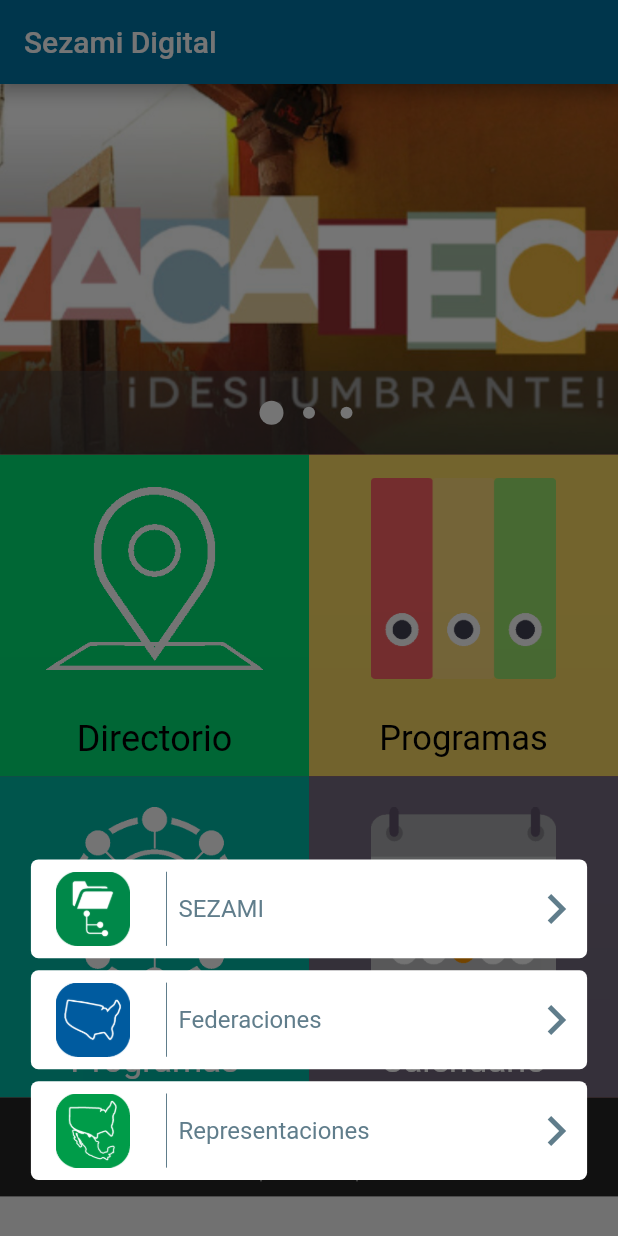
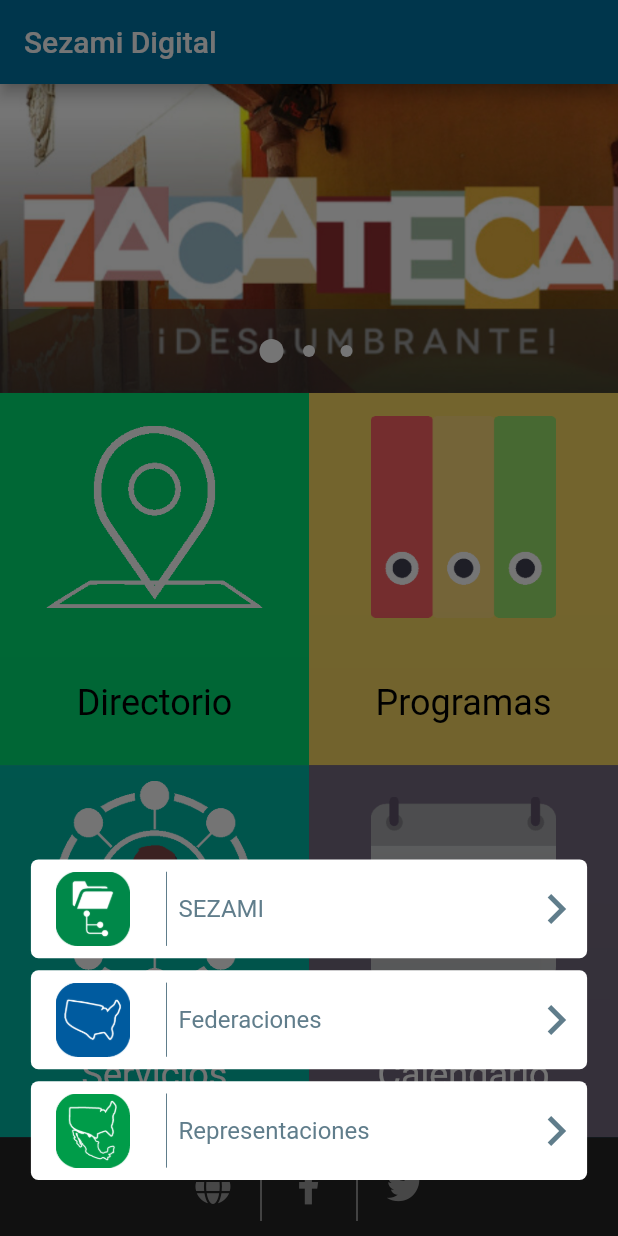
Before and after one commit to daniort/sezamiapp, a Flutter app: the screen it shows after launch, after a tap on "Directorio", on a phone screen of 412 x 824 dp. Run offline on Flutter 3.47's test engine with Material 2 defaults, Android fonts, the phone set to English and light mode, and no system bars; drawn by our look-alikes of carousel_pro; our stand-ins replace font_awesome_flutter, google_fonts, table_calendar.

Commit message:
stylo home, con submenus responsivos

```diff
--- a/lib/Widgets/widgets_home/botones_wig.dart
+++ b/lib/Widgets/widgets_home/botones_wig.dart
@@ -1,6 +1,7 @@
 import 'package:carousel_pro/carousel_pro.dart';
 import 'package:flutter/material.dart';
 import 'package:font_awesome_flutter/font_awesome_flutter.dart';
+import 'package:sezamiapp/Widgets/calendario_wid.dart';
 import 'package:sezamiapp/Widgets/widget_directorio/directorio_wid.dart';
 
 class MisBotonesHome extends StatelessWidget {
@@ -11,10 +12,10 @@ class MisBotonesHome extends StatelessWidget {
 
     return new Column(
       children: <Widget>[
-        new Row(
+        new Expanded(
+          child: Row(
             children: <Widget>[
-            new Padding(
-              padding: EdgeInsets.all((queryData.size.width) * 0.0),
+              new Expanded(
                 child: InkWell(
                   onTap: () => {
                     showModalBottomSheet(
@@ -28,32 +29,20 @@ class MisBotonesHome extends StatelessWidget {
                         }),
                   },
                   child: Container(
-                  width: (queryData.size.width) * 0.5,
-                  height: (queryData.size.height) * 0.26,
-                  decoration: BoxDecoration(
                     color: Color(0xFF00e074),
-                    //color: Color(0xFFf2f2f2),
-                    borderRadius: BorderRadius.circular(0.0),
-                  ),
                     child: Column(
                       children: <Widget>[
-                      new Center(
+                        Expanded(
+                          flex: 2,
                           child: Container(
                             width: (queryData.size.width) * 0.35,
-                          height: (queryData.size.height) * 0.20,
-                          decoration: BoxDecoration(
-                            borderRadius: BorderRadius.circular(30.0),
-                            //color: Colors.red,
-                          ),
+                            //color: Colors.purple,
                             child: Image.asset('images/icons/icodire.png'),
                           ),
                         ),
-                      new Container(
-                        width: (queryData.size.width) * 0.45,
-                        height: (queryData.size.height) * 0.06,
-                        decoration: BoxDecoration(
-                            //color: Color(0xfff2f2f2),
-                            ),
+                        Expanded(
+                          flex: 1,
+                          child: new Container(
                             child: new Center(
                               child: Container(
                                 child: Text(
@@ -65,18 +54,18 @@ class MisBotonesHome extends StatelessWidget {
                                 ),
                               ),
                             ),
+                          ),
                         )
                       ],
                     ),
                   ),
                 ),
               ),
-            new Padding(
-              padding: EdgeInsets.all((queryData.size.width) * 0.0),
+              new Expanded(
                 child: InkWell(
                   onTap: () => {
                     showModalBottomSheet(
-                      //elevation: (queryData.size.height) * .2,
+                        elevation: (queryData.size.height) * 0.8,
                         backgroundColor: Color.fromRGBO(0, 0, 0, 0),
                         //shape:
                         context: context,
@@ -86,38 +75,26 @@ class MisBotonesHome extends StatelessWidget {
                         }),
                   },
                   child: Container(
-                  width: (queryData.size.width) * 0.5,
-                  height: (queryData.size.height) * 0.26,
                     color: Color(0xFFfadb63),
                     child: Column(
                       children: <Widget>[
-                      Center(
+                        Expanded(
+                          flex: 2,
                           child: Container(
                             width: (queryData.size.width) * 0.30,
-                          height: (queryData.size.height) * 0.20,
-                          //height: 60.0,
-                          decoration: BoxDecoration(
-                            //color: Color(0xFFfff344f),
-                            borderRadius: BorderRadius.circular(30.0),
-                          ),
                             child: Image.asset('images/icons/icoprog.png'),
                           ),
                         ),
-                      Center(
-                        child: Container(
-                          width: (queryData.size.width) * 0.45,
-                          height: (queryData.size.height) * 0.06,
-                          decoration: BoxDecoration(
-                            //color: Color(0xFF006fa5),
-                            borderRadius: BorderRadius.circular(30.0),
-                          ),
+                        Expanded(
+                          flex: 1,
+                          child: new Container(
                             child: new Center(
                               child: Container(
                                 child: Text(
                                   'Programas',
                                   style: TextStyle(
+                                    fontSize: 24.0,
                                     color: Colors.black,
-                                  fontSize: 23.0,
                                   ),
                                 ),
                               ),
@@ -131,16 +108,17 @@ class MisBotonesHome extends StatelessWidget {
               ),
             ],
           ),
-        new Row(
+        ),
+        new Expanded(
+          child: Row(
             children: <Widget>[
-            new Padding(
-              padding: EdgeInsets.all((queryData.size.width) * 0.0),
+              new Expanded(
                 child: InkWell(
                   onTap: () => {
                     showModalBottomSheet(
                         elevation: (queryData.size.height) * 0.8,
-                      //backgroundColor: Colors.blueGrey,
                         backgroundColor: Color.fromRGBO(0, 0, 0, 0),
+                        //shape:
                         context: context,
                         isScrollControlled: true,
                         builder: (context) {
@@ -148,37 +126,27 @@ class MisBotonesHome extends StatelessWidget {
                         }),
                   },
                   child: Container(
-                  width: (queryData.size.width) * 0.5,
-                  height: (queryData.size.height) * 0.26,
                     color: Color(0xFF00bba8),
                     child: Column(
                       children: <Widget>[
-                      Center(
+                        Expanded(
+                          flex: 2,
                           child: Container(
-                          width: (queryData.size.width) * 0.30,
-                          height: (queryData.size.height) * 0.20,
-                          decoration: BoxDecoration(
-                            //color: Color(0xFFfff344f),
-                            borderRadius: BorderRadius.circular(30.0),
-                          ),
+                            width: (queryData.size.width) * 0.35,
+                            //color: Colors.purple,
                             child: Image.asset('images/icons/icosev.png'),
                           ),
                         ),
-                      Center(
-                        child: Container(
-                          width: (queryData.size.width) * 0.45,
-                          height: (queryData.size.height) * 0.06,
-                          decoration: BoxDecoration(
-                            //color: Color(0xFF006fa5),
-                            borderRadius: BorderRadius.circular(30.0),
-                          ),
+                        Expanded(
+                          flex: 1,
+                          child: new Container(
                             child: new Center(
                               child: Container(
                                 child: Text(
-                                'Programas',
+                                  'Servicios',
                                   style: TextStyle(
+                                    fontSize: 24.0,
                                     color: Colors.white,
-                                  fontSize: 23.0,
                                   ),
                                 ),
                               ),
@@ -190,41 +158,40 @@ class MisBotonesHome extends StatelessWidget {
                   ),
                 ),
               ),
-            new Padding(
-              padding: EdgeInsets.all((queryData.size.width) * 0.0),
+              new Expanded(
                 child: InkWell(
+                  onTap: () => {
+                    showModalBottomSheet(
+                        elevation: (queryData.size.height) * 0.8,
+                        backgroundColor: Color.fromRGBO(0, 0, 0, 0),
+                        //shape:
+                        context: context,
+                        isScrollControlled: true,
+                        builder: (context) {
+                          return Calendario();
+                        }),
+                  },
                   child: Container(
-                  width: (queryData.size.width) * 0.5,
-                  height: (queryData.size.height) * 0.26,
                     color: Color(0xFF766a80),
                     child: Column(
                       children: <Widget>[
-                      Center(
+                        Expanded(
+                          flex: 2,
                           child: Container(
                             width: (queryData.size.width) * 0.30,
-                          height: (queryData.size.height) * 0.20,
-                          decoration: BoxDecoration(
-                            //color: Color(0xFFfff344f),
-                            borderRadius: BorderRadius.circular(30.0),
-                          ),
                                 child: Image.asset('images/icons/icocal.png'),
                           ),
                         ),
-                      Center(
-                        child: Container(
-                          width: (queryData.size.width) * 0.45,
-                          height: (queryData.size.height) * 0.06,
-                          decoration: BoxDecoration(
-                            //color: Color(0xFF006fa5),
-                            borderRadius: BorderRadius.circular(30.0),
-                          ),
+                        Expanded(
+                          flex: 1,
+                          child: new Container(
                             child: new Center(
                               child: Container(
                                 child: Text(
                                   'Calendario',
                                   style: TextStyle(
+                                    fontSize: 24.0,
                                     color: Colors.white,
-                                  fontSize: 23.0,
                                   ),
                                 ),
                               ),
@@ -237,6 +204,7 @@ class MisBotonesHome extends StatelessWidget {
                 ),
               ),
             ],
+          ),
         ),
       ],
     );
--- a/lib/main.dart
+++ b/lib/main.dart
@@ -34,38 +34,31 @@ class MyHome extends StatelessWidget {
       appBar: AppBar(
         title: Text('Sezami Digital'),
       ),
-      body: new Stack(
+       body: Center(
+       child: Column(
         children: <Widget>[
-          new Padding(
-            padding: EdgeInsets.only(top: 0.0),
-            child: new Container(
-              height: ((MediaQuery.of(context).size.height) * .3),
+          Container(
+            color: Colors.blue,
+             height: ((MediaQuery.of(context).size.height) * .25),
               width: MediaQuery.of(context).size.width,
               child: MiBanner(),
-            ),
           ),
-          new Padding(
-            padding: EdgeInsets.only(
-                top: ((MediaQuery.of(context).size.height) * .30)),
-            child: new Container(
-              color: Colors.red,
-              height: ((MediaQuery.of(context).size.height) * .52),
+          Expanded(
+            child: Container(
+              color: Colors.amber,
               width: MediaQuery.of(context).size.width,
               child: MisBotonesHome(),
             ),
           ),
-          new Padding(
-            padding: EdgeInsets.only(
-                top: ((MediaQuery.of(context).size.height) * .82)),
-            child: new Container(
-              height: ((MediaQuery.of(context).size.height) * .08),
+          Container(
+            color: Colors.blue,
+             height: ((MediaQuery.of(context).size.height) * .08),
               width: MediaQuery.of(context).size.width,
               child: Footer(),
-            ),
           ),
-
         ],
       ),
+    ),
     );
   }
 }
```
Lines whose indentation alone changed are shown as unchanged.
